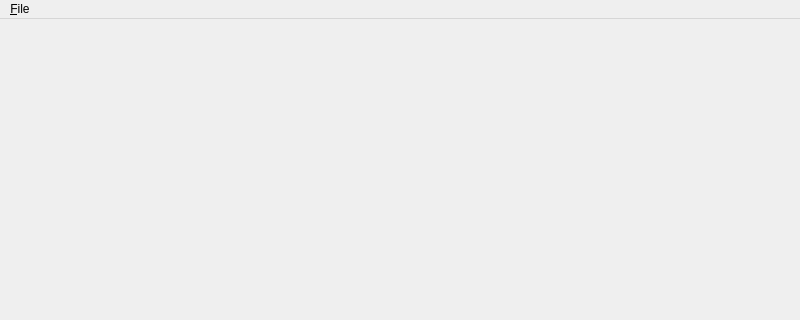
starrynights89/Game_practice_Qt-5.10, file Chapter 3/tictactoe/mainwindow.ui: the form before one commit; both pictures show x 0 to 800 and y 0 to 320 of the 800 by 600 pixel window.
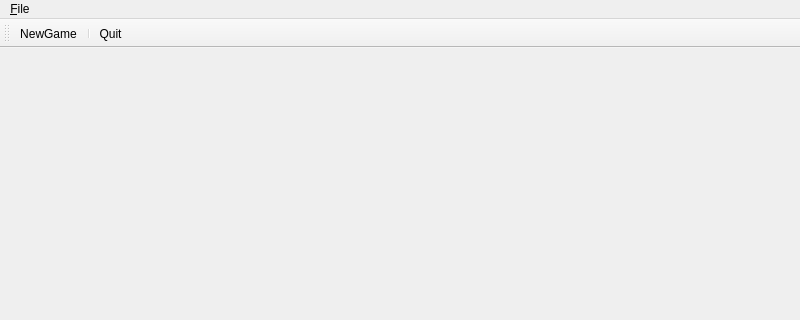
The form after the commit. Icons and pictures are not drawn.

```diff
--- a/Chapter 3/tictactoe/mainwindow.ui
+++ b/Chapter 3/tictactoe/mainwindow.ui
@@ -32,6 +32,20 @@
    <addaction name="menu_File"/>
   </widget>
   <widget class="QStatusBar" name="statusbar"/>
+  <widget class="QToolBar" name="toolBar">
+   <property name="windowTitle">
+    <string>toolBar</string>
+   </property>
+   <attribute name="toolBarArea">
+    <enum>TopToolBarArea</enum>
+   </attribute>
+   <attribute name="toolBarBreak">
+    <bool>false</bool>
+   </attribute>
+   <addaction name="actionNewGame"/>
+   <addaction name="separator"/>
+   <addaction name="actionQuit"/>
+  </widget>
   <action name="actionNewGame">
    <property name="icon">
     <iconset>
```
Left out of the diff: 2 changed lines with no effect on the pictures.
